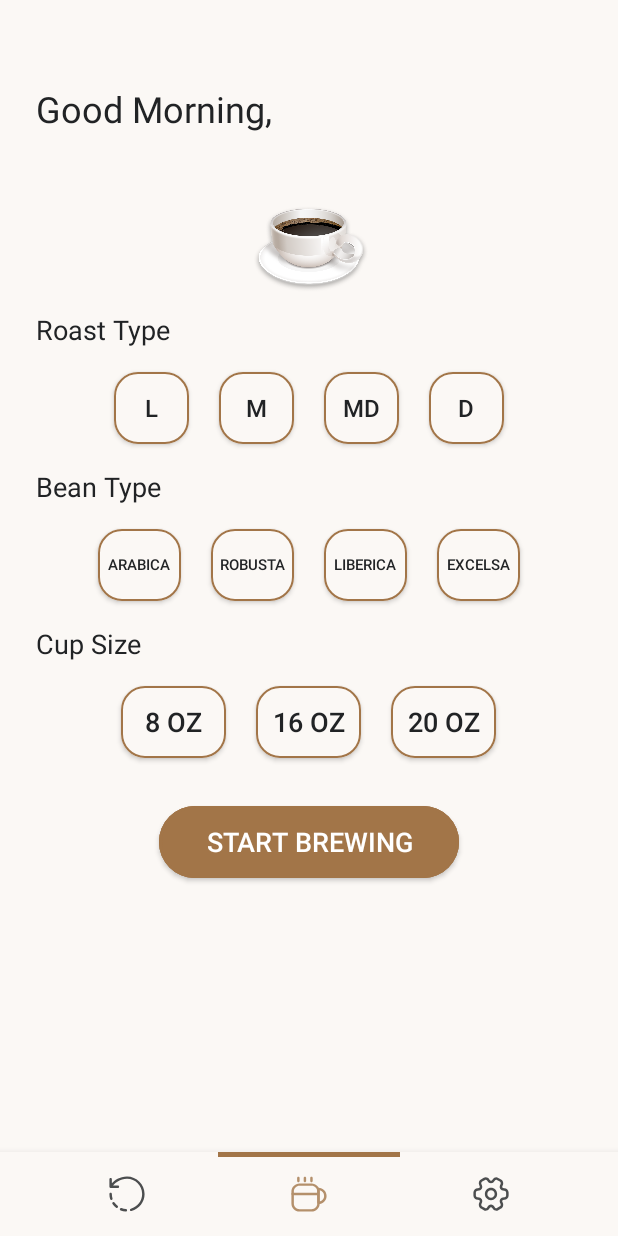
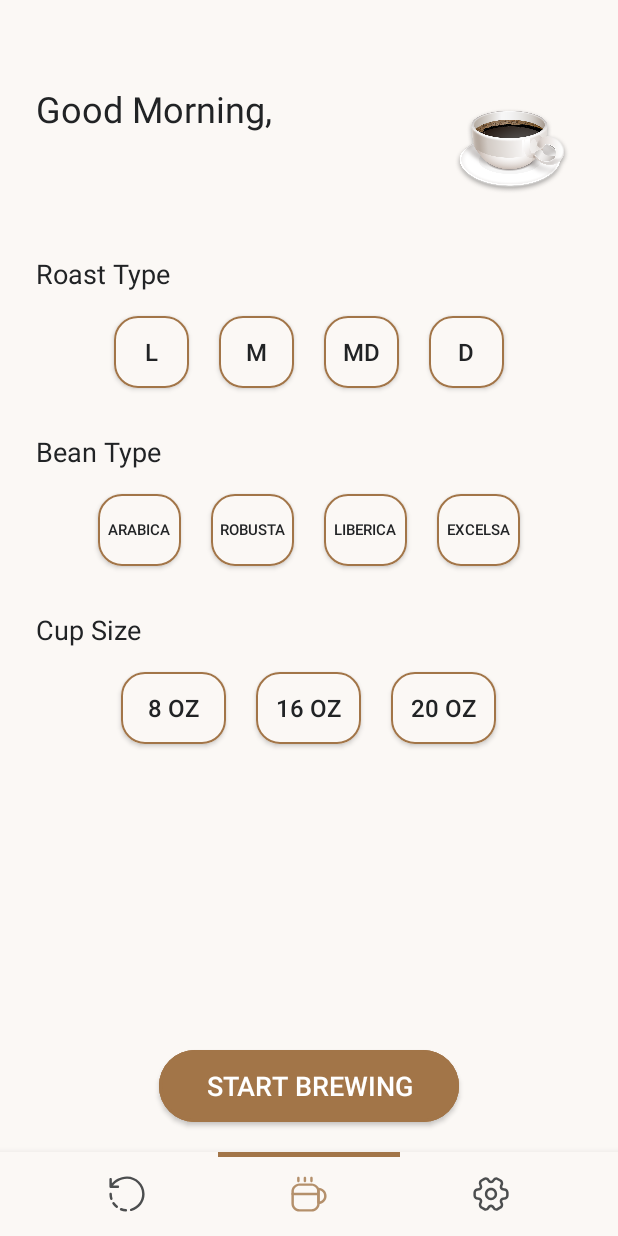
Before and after one commit to Caspium/Perfect_Pour_Team14_Fall_2022, an Android app: the screen it shows after launch once a user with an empty profile is signed in (MainActivity), on a phone screen of 412 x 824 dp. Run offline under Robolectric (Android 15) with nearby library versions, the light colour scheme and no system bars; our stand-ins replace Firebase (no records; nobody signed in at launch, a user with empty details on screens opened directly); 1 statement that could not run was skipped.

Commit message:
changed layout

```diff
--- a/Zeeshan/app/src/main/res/layout/fragment_brew.xml
+++ b/Zeeshan/app/src/main/res/layout/fragment_brew.xml
@@ -7,6 +7,7 @@
     android:paddingLeft="24dp"
     android:paddingRight="24dp"
     android:paddingTop="56dp"
+    android:paddingBottom="56dp"
     android:background="@color/primary"
     android:fontFamily="sans-serif-light"
     tools:context=".BrewFragment">
@@ -16,9 +17,9 @@
         android:id="@+id/heading"
         android:layout_width="wrap_content"
         android:layout_height="wrap_content"
-        android:textSize="24sp"
+        android:text="@string/brew_goodmorning"
         android:textColor="@color/onPrimary"
-        android:text="@string/brew_goodmorning" />
+        android:textSize="24sp" />
 
     <TextView
         android:id="@+id/firstname"
@@ -34,8 +35,7 @@
         android:id="@+id/coffeecup"
         android:layout_width="96dp"
         android:layout_height="75dp"
-        android:layout_below="@id/firstname"
-        android:layout_centerHorizontal="true"
+        android:layout_alignParentEnd="true"
         android:layout_marginTop="5dp"
         android:layout_marginBottom="5dp"
         android:elevation="10dp"
@@ -46,10 +46,10 @@
         android:layout_width="wrap_content"
         android:layout_height="wrap_content"
         android:layout_below="@id/coffeecup"
-        android:textSize="18sp"
+        android:layout_marginTop="28dp"
+        android:text="@string/brew_roasttype"
         android:textColor="@color/onPrimary"
-        android:text="@string/brew_roasttype"
-        />
+        android:textSize="18sp" />
 
     <LinearLayout
         android:id="@+id/roast_buttons"
@@ -63,12 +63,16 @@
             android:layout_width="50dp"
             android:layout_height="60dp"
             android:layout_margin="10dp"
+            android:layout_marginStart="10dp"
+            android:layout_marginTop="10dp"
+            android:layout_marginEnd="10dp"
+            android:layout_marginBottom="10dp"
             android:backgroundTint="@drawable/brew_buttons_background"
+            android:letterSpacing="0"
             android:padding="0dp"
             android:text="@string/brew_roasttype_l"
-            android:letterSpacing="0"
+            android:textColor="@drawable/brew_buttons_text"
             android:textSize="16sp"
-            android:textColor="@drawable/brew_buttons_text"
             app:cornerRadius="16dp"
             app:strokeColor="@color/secondary"
             app:strokeWidth="1dp" />
@@ -131,9 +135,10 @@
         android:layout_width="wrap_content"
         android:layout_height="wrap_content"
         android:layout_below="@id/roast_buttons"
-        android:textSize="18sp"
+        android:layout_marginTop="14dp"
+        android:text="Bean Type"
         android:textColor="@color/onPrimary"
-        android:text="Bean Type" />
+        android:textSize="18sp" />
 
     <RelativeLayout
         android:id="@+id/beantype_buttons"
@@ -216,6 +221,7 @@
         android:layout_width="wrap_content"
         android:layout_height="wrap_content"
         android:layout_below="@id/beantype_buttons"
+        android:layout_marginTop="14dp"
         android:textSize="18sp"
         android:textColor="@color/onPrimary"
         android:text="@string/brew_cupsize" />
@@ -232,13 +238,17 @@
             android:layout_width="70dp"
             android:layout_height="60dp"
             android:layout_margin="10dp"
+            android:layout_marginStart="10dp"
+            android:layout_marginTop="10dp"
+            android:layout_marginEnd="10dp"
+            android:layout_marginBottom="10dp"
             android:backgroundTint="@drawable/brew_buttons_background"
+            android:elevation="30dp"
+            android:letterSpacing="0"
             android:padding="0dp"
-            android:elevation="30dp"
             android:text="@string/brew_cupsize_small"
-            android:letterSpacing="0"
-            android:textSize="18sp"
             android:textColor="@drawable/brew_buttons_text"
+            android:textSize="16sp"
             app:cornerRadius="16dp"
             app:strokeColor="@color/secondary"
             app:strokeWidth="1dp" />
@@ -248,14 +258,18 @@
             android:layout_width="70dp"
             android:layout_height="60dp"
             android:layout_margin="10dp"
+            android:layout_marginStart="10dp"
+            android:layout_marginTop="10dp"
+            android:layout_marginEnd="10dp"
+            android:layout_marginBottom="10dp"
             android:layout_toEndOf="@id/button_cupsize_8oz"
             android:backgroundTint="@drawable/brew_buttons_background"
+            android:elevation="30dp"
+            android:letterSpacing="0"
             android:padding="0dp"
-            android:elevation="30dp"
             android:text="@string/brew_cupsize_medium"
-            android:letterSpacing="0"
-            android:textSize="18sp"
             android:textColor="@drawable/brew_buttons_text"
+            android:textSize="16sp"
             app:cornerRadius="16dp"
             app:strokeColor="@color/secondary"
             app:strokeWidth="1dp" />
@@ -265,14 +279,18 @@
             android:layout_width="70dp"
             android:layout_height="60dp"
             android:layout_margin="10dp"
+            android:layout_marginStart="10dp"
+            android:layout_marginTop="10dp"
+            android:layout_marginEnd="10dp"
+            android:layout_marginBottom="10dp"
             android:layout_toEndOf="@id/button_cupsize_16oz"
             android:backgroundTint="@drawable/brew_buttons_background"
+            android:elevation="30dp"
+            android:letterSpacing="0"
             android:padding="0dp"
-            android:elevation="30dp"
             android:text="@string/brew_cupsize_large"
-            android:letterSpacing="0"
-            android:textSize="18sp"
             android:textColor="@drawable/brew_buttons_text"
+            android:textSize="16sp"
             app:cornerRadius="16dp"
             app:strokeColor="@color/secondary"
             app:strokeWidth="1dp" />
@@ -283,17 +301,17 @@
         android:id="@+id/button_startbrew"
         android:layout_width="200dp"
         android:layout_height="60dp"
-        android:layout_below="@id/cupsize_buttons"
+        android:layout_alignParentBottom="true"
         android:layout_centerHorizontal="true"
         android:layout_marginStart="10dp"
         android:layout_marginTop="10dp"
         android:layout_marginEnd="10dp"
-        android:layout_marginBottom="10dp"
+        android:layout_marginBottom="14dp"
         android:backgroundTint="@color/secondary"
         android:elevation="30dp"
+        android:letterSpacing="0"
         android:padding="0dp"
         android:text="@string/brew_startbrewing"
-        android:letterSpacing="0"
         android:textColor="@color/onSecondary"
         android:textSize="18sp"
         app:cornerRadius="32dp"
```
